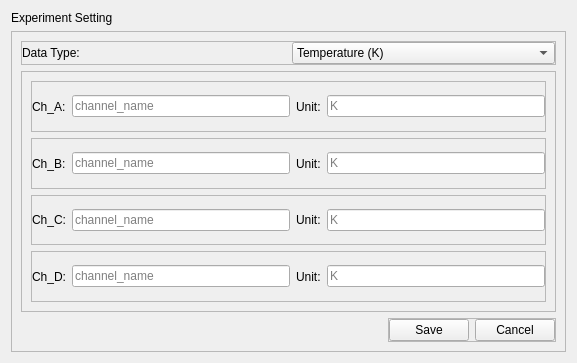
First picture: the form in GUI/ui_files/experiment_setting.ui, repository YeonungK/YonKu, before the edit.
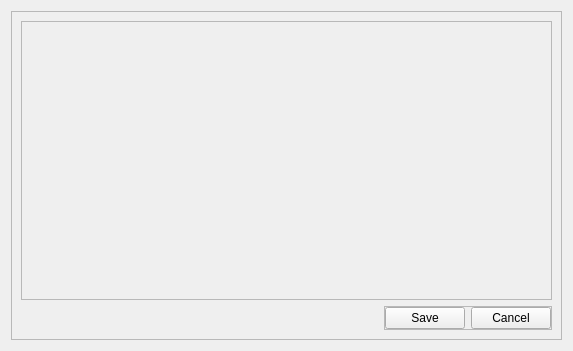
Second picture: the form after the edit.

The edit to the form file:
```diff
--- a/GUI/ui_files/experiment_setting.ui
+++ b/GUI/ui_files/experiment_setting.ui
@@ -6,27 +6,14 @@
    <rect>
     <x>0</x>
     <y>0</y>
-    <width>577</width>
-    <height>363</height>
+    <width>573</width>
+    <height>351</height>
    </rect>
   </property>
   <property name="windowTitle">
    <string>Form</string>
   </property>
   <layout class="QVBoxLayout" name="verticalLayout_3">
-   <item>
-    <widget class="QLabel" name="label_10">
-     <property name="sizePolicy">
-      <sizepolicy hsizetype="Preferred" vsizetype="Maximum">
-       <horstretch>0</horstretch>
-       <verstretch>0</verstretch>
-      </sizepolicy>
-     </property>
-     <property name="text">
-      <string>Experiment Setting</string>
-     </property>
-    </widget>
-   </item>
    <item>
     <widget class="QFrame" name="frame_7">
      <property name="frameShape">
@@ -35,304 +22,36 @@
      <property name="frameShadow">
       <enum>QFrame::Raised</enum>
      </property>
-     <layout class="QVBoxLayout" name="verticalLayout_2">
+     <layout class="QVBoxLayout" name="experiment_setting_layout">
       <item>
-       <widget class="QFrame" name="frame_6">
-        <property name="sizePolicy">
-         <sizepolicy hsizetype="Preferred" vsizetype="Maximum">
-          <horstretch>0</horstretch>
-          <verstretch>0</verstretch>
-         </sizepolicy>
+       <widget class="QScrollArea" name="scrollArea">
+        <property name="widgetResizable">
+         <bool>true</bool>
         </property>
-        <property name="frameShape">
-         <enum>QFrame::StyledPanel</enum>
-        </property>
-        <property name="frameShadow">
-         <enum>QFrame::Raised</enum>
-        </property>
-        <layout class="QHBoxLayout" name="horizontalLayout_5">
-         <property name="leftMargin">
-          <number>0</number>
+        <widget class="QWidget" name="scrollAreaWidgetContents">
+         <property name="geometry">
+          <rect>
+           <x>0</x>
+           <y>0</y>
+           <width>533</width>
+           <height>279</height>
+          </rect>
          </property>
-         <property name="topMargin">
-          <number>0</number>
-         </property>
-         <property name="rightMargin">
-          <number>0</number>
-         </property>
-         <property name="bottomMargin">
-          <number>0</number>
-         </property>
-         <item>
-          <widget class="QLabel" name="label">
-           <property name="text">
-            <string>Data Type:</string>
-           </property>
-          </widget>
-         </item>
-         <item>
-          <widget class="QComboBox" name="dataComboBox">
-           <item>
-            <property name="text">
-             <string>Temperature (K)</string>
-            </property>
-           </item>
-           <item>
-            <property name="text">
-             <string>Resistance (Ohms)</string>
-            </property>
-           </item>
-           <item>
-            <property name="text">
-             <string>LockIn (manual)</string>
-            </property>
-           </item>
-           <item>
-            <property name="text">
-             <string>LockIn2 (manual)</string>
-            </property>
-           </item>
-           <item>
-            <property name="text">
-             <string>Field (T)</string>
-            </property>
-           </item>
-           <item>
-            <property name="text">
-             <string>Current (A)</string>
-            </property>
-           </item>
-           <item>
-            <property name="text">
-             <string>Time (auto)</string>
-            </property>
-           </item>
-          </widget>
-         </item>
-        </layout>
+         <layout class="QVBoxLayout" name="verticalLayout_2">
+          <item>
+           <widget class="QWidget" name="scrollAreaWidgetContents_2" native="true">
+            <layout class="QHBoxLayout" name="horizontalLayout">
+             <item>
+              <layout class="QGridLayout" name="dynamicGridLayout"/>
+             </item>
+            </layout>
+           </widget>
+          </item>
+         </layout>
+        </widget>
        </widget>
       </item>
-      <item>
-       <widget class="QFrame" name="frame_5">
-        <property name="frameShape">
-         <enum>QFrame::StyledPanel</enum>
-        </property>
-        <property name="frameShadow">
-         <enum>QFrame::Raised</enum>
-        </property>
-        <layout class="QVBoxLayout" name="verticalLayout">
-         <item>
-          <widget class="QFrame" name="frame">
-           <property name="frameShape">
-            <enum>QFrame::StyledPanel</enum>
-           </property>
-           <property name="frameShadow">
-            <enum>QFrame::Raised</enum>
-           </property>
-           <layout class="QHBoxLayout" name="horizontalLayout">
-            <property name="leftMargin">
-             <number>0</number>
-            </property>
-            <property name="topMargin">
-             <number>0</number>
-            </property>
-            <property name="rightMargin">
-             <number>0</number>
-            </property>
-            <property name="bottomMargin">
-             <number>0</number>
-            </property>
-            <item>
-             <widget class="QLabel" name="channel_1_label">
-              <property name="text">
-               <string>Ch_A:</string>
-              </property>
-             </widget>
-            </item>
-            <item>
-             <widget class="QLineEdit" name="channel_1_name">
-              <property name="placeholderText">
-               <string>channel_name</string>
-              </property>
-             </widget>
-            </item>
-            <item>
-             <widget class="QLabel" name="unit_1_label">
-              <property name="text">
-               <string>Unit:</string>
-              </property>
-             </widget>
-            </item>
-            <item>
-             <widget class="QLineEdit" name="channel_1_unit">
-              <property name="placeholderText">
-               <string>K</string>
-              </property>
-             </widget>
-            </item>
-           </layout>
-          </widget>
-         </item>
-         <item>
-          <widget class="QFrame" name="frame_2">
-           <property name="frameShape">
-            <enum>QFrame::StyledPanel</enum>
-           </property>
-           <property name="frameShadow">
-            <enum>QFrame::Raised</enum>
-           </property>
-           <layout class="QHBoxLayout" name="horizontalLayout_2">
-            <property name="leftMargin">
-             <number>0</number>
-            </property>
-            <property name="topMargin">
-             <number>0</number>
-            </property>
-            <property name="rightMargin">
-             <number>0</number>
-            </property>
-            <property name="bottomMargin">
-             <number>0</number>
-            </property>
-            <item>
-             <widget class="QLabel" name="channel_2_label">
-              <property name="text">
-               <string>Ch_B:</string>
-              </property>
-             </widget>
-            </item>
-            <item>
-             <widget class="QLineEdit" name="channel_2_name">
-              <property name="placeholderText">
-               <string>channel_name</string>
-              </property>
-             </widget>
-            </item>
-            <item>
-             <widget class="QLabel" name="unit_2_label">
-              <property name="text">
-               <string>Unit:</string>
-              </property>
-             </widget>
-            </item>
-            <item>
-             <widget class="QLineEdit" name="channel_2_unit">
-              <property name="placeholderText">
-               <string>K</string>
-              </property>
-             </widget>
-            </item>
-           </layout>
-          </widget>
-         </item>
-         <item>
-          <widget class="QFrame" name="frame_3">
-           <property name="frameShape">
-            <enum>QFrame::StyledPanel</enum>
-           </property>
-           <property name="frameShadow">
-            <enum>QFrame::Raised</enum>
-           </property>
-           <layout class="QHBoxLayout" name="horizontalLayout_3">
-            <property name="leftMargin">
-             <number>0</number>
-            </property>
-            <property name="topMargin">
-             <number>0</number>
-            </property>
-            <property name="rightMargin">
-             <number>0</number>
-            </property>
-            <property name="bottomMargin">
-             <number>0</number>
-            </property>
-            <item>
-             <widget class="QLabel" name="channel_3_label">
-              <property name="text">
-               <string>Ch_C:</string>
-              </property>
-             </widget>
-            </item>
-            <item>
-             <widget class="QLineEdit" name="channel_3_name">
-              <property name="placeholderText">
-               <string>channel_name</string>
-              </property>
-             </widget>
-            </item>
-            <item>
-             <widget class="QLabel" name="unit_3_label">
-              <property name="text">
-               <string>Unit:</string>
-              </property>
-             </widget>
-            </item>
-            <item>
-             <widget class="QLineEdit" name="channel_3_unit">
-              <property name="placeholderText">
-               <string>K</string>
-              </property>
-             </widget>
-            </item>
-           </layout>
-          </widget>
-         </item>
-         <item>
-          <widget class="QFrame" name="frame_4">
-           <property name="frameShape">
-            <enum>QFrame::StyledPanel</enum>
-           </property>
-           <property name="frameShadow">
-            <enum>QFrame::Raised</enum>
-           </property>
-           <layout class="QHBoxLayout" name="horizontalLayout_4">
-            <property name="leftMargin">
-             <number>0</number>
-            </property>
-            <property name="topMargin">
-             <number>0</number>
-            </property>
-            <property name="rightMargin">
-             <number>0</number>
-            </property>
-            <property name="bottomMargin">
-             <number>0</number>
-            </property>
-            <item>
-             <widget class="QLabel" name="channel_4_label">
-              <property name="text">
-               <string>Ch_D:</string>
-              </property>
-             </widget>
-            </item>
-            <item>
-             <widget class="QLineEdit" name="channel_4_name">
-              <property name="placeholderText">
-               <string>channel_name</string>
-              </property>
-             </widget>
-            </item>
-            <item>
-             <widget class="QLabel" name="unit_4_label">
-              <property name="text">
-               <string>Unit:</string>
-              </property>
-             </widget>
-            </item>
-            <item>
-             <widget class="QLineEdit" name="channel_4_unit">
-              <property name="placeholderText">
-               <string>K</string>
-              </property>
-             </widget>
-            </item>
-           </layout>
-          </widget>
-         </item>
-        </layout>
-       </widget>
-      </item>
-      <item alignment="Qt::AlignRight">
+      <item alignment="Qt::AlignmentFlag::AlignRight">
        <widget class="QFrame" name="frame_8">
         <property name="sizePolicy">
          <sizepolicy hsizetype="Maximum" vsizetype="Maximum">
```
Left out of the diff: 8 changed lines with no effect on the pictures.
